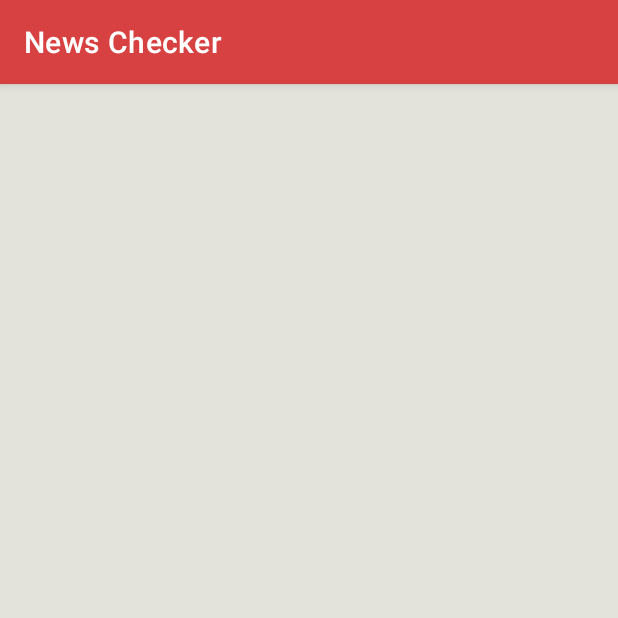
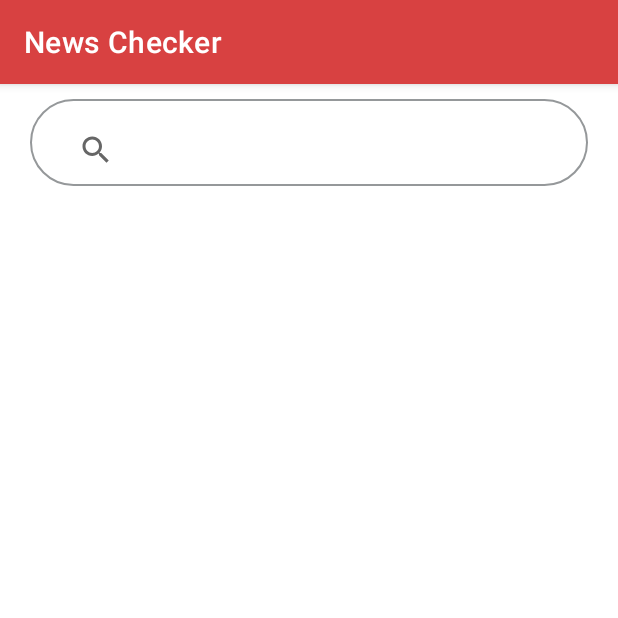
Before and after one commit to Iseke/Hackathon, an Android app: the fragment News_page shown on its own in the app's theme, on a phone screen of 412 x 824 dp, the top half of it. Run offline under Robolectric (Android 15) with nearby library versions, the phone set to English and light mode, and no system bars; our stand-ins replace Volley; network calls fail.

Commit message:
twelfth commit

```diff
--- a/NewsChecker/app/src/main/java/com/example/newschecker/News_page.java
+++ b/NewsChecker/app/src/main/java/com/example/newschecker/News_page.java
@@ -16,6 +16,7 @@ import android.view.View;
 import android.view.ViewGroup;
 import android.widget.AdapterView;
 import android.widget.ListView;
+import android.widget.SearchView;
 import android.widget.Toast;
 
 import com.android.volley.Request;
@@ -47,6 +48,7 @@ public class News_page extends Fragment {
     private String mParam2;
     ArrayList<News> events ;
     RecyclerView rv;
+    private SearchView searchActivity;
     private OnFragmentInteractionListener mListener;
 
     public News_page() {
@@ -79,6 +81,33 @@ public class News_page extends Fragment {
         rv = view.findViewById(R.id.news_list_view);
         rv.setLayoutManager(new LinearLayoutManager(getContext()));
         rv.setHasFixedSize(true);
+        searchActivity=view.findViewById(R.id.search_field);
+
+
+
+
+        rv.addOnItemTouchListener(new RecyclerTouchListener(getContext(), rv, new ClickListener() {
+
+            @Override
+            public void onClick(View view, final int position) {
+
+            }
+            @Override
+            public void onLongClick(View view, int position) {
+                String url = events.get(position).getToUrl();
+                Intent i = new Intent(Intent.ACTION_VIEW);
+                i.setData(Uri.parse(url));
+                startActivity(i);
+
+            }
+        }));
+
+        return view;
+    }
+
+    @Override
+    public void onStart() {
+        super.onStart();
         final String Url="http://192.168.43.76:8000/api/news/";
 
         RequestQueue requestQueue= Volley.newRequestQueue(getContext());
@@ -115,7 +144,7 @@ public class News_page extends Fragment {
                                 e.printStackTrace();
                             }
                             events.add(new News(pagefrom,photolink,title,newslink ));
-                         }
+                        }
                         TempAdapter adapter = new TempAdapter(events);
                         rv.setAdapter(adapter);
                     }
@@ -129,28 +158,36 @@ public class News_page extends Fragment {
                     }
                 });
         requestQueue.add(jsonArrayRequest);
+        if(searchActivity!=null){
+            searchActivity.setOnQueryTextListener(new SearchView.OnQueryTextListener() {
+                @Override
+                public boolean onQueryTextSubmit(String query) {
+                    return false;
+                }
 
+                @Override
+                public boolean onQueryTextChange(String newText) {
+                    search(newText.toLowerCase());
+                    return true;
 
+                }
+            });
+        }
+    }
 
+    private void search(String str) {
+        ArrayList<News> mylist=new ArrayList<>();
+        for(News object:events){
+            if(object.getTitle().toLowerCase().contains(str)||object.getFrom().toLowerCase().contains(str)){
+                mylist.add(object);
+            }
+        }
 
-        rv.addOnItemTouchListener(new RecyclerTouchListener(getContext(), rv, new ClickListener() {
+        TempAdapter adapterClass=new TempAdapter(mylist);
+        rv.setAdapter(adapterClass);
 
-            @Override
-            public void onClick(View view, final int position) {
+    }
 
-            }
-            @Override
-            public void onLongClick(View view, int position) {
-                String url = events.get(position).getToUrl();
-                Intent i = new Intent(Intent.ACTION_VIEW);
-                i.setData(Uri.parse(url));
-                startActivity(i);
-
-            }
-        }));
-
-        return view;
-    }
     public static JSONArray objectToJSONArray(Object object){
         Object json = null;
         JSONArray jsonArray = null;
--- a/NewsChecker/app/src/main/java/com/example/newschecker/TempAdapter.java
+++ b/NewsChecker/app/src/main/java/com/example/newschecker/TempAdapter.java
@@ -36,6 +36,7 @@ public class TempAdapter  extends RecyclerView.Adapter<TempAdapter.MyViewHolder
         LoadImage loadImage=new LoadImage(myViewHolder.iv);
         loadImage.execute(url);
         myViewHolder.title.setText(news.get(position).getTitle());
+        myViewHolder.from.setText(news.get(position).getFrom());
     }
 
 
@@ -46,11 +47,13 @@ public class TempAdapter  extends RecyclerView.Adapter<TempAdapter.MyViewHolder
 
     class MyViewHolder extends RecyclerView.ViewHolder {
         ImageView iv;
-        TextView title;
+        TextView title,from;
+
         public MyViewHolder(@NonNull View itemView) {
             super(itemView);
             iv = itemView.findViewById(R.id.news_info_image_view);
             title = itemView.findViewById(R.id.news_info_title);
+            from=itemView.findViewById(R.id.news_info_from);
         }
     }
     private class LoadImage extends AsyncTask<String,Void, Bitmap> {
--- a/NewsChecker/app/src/main/res/layout/fragment_news_page.xml
+++ b/NewsChecker/app/src/main/res/layout/fragment_news_page.xml
@@ -1,17 +1,34 @@
 <?xml version="1.0" encoding="utf-8"?>
-<FrameLayout xmlns:android="http://schemas.android.com/apk/res/android"
+<RelativeLayout xmlns:android="http://schemas.android.com/apk/res/android"
     xmlns:tools="http://schemas.android.com/tools"
     android:layout_width="match_parent"
     android:layout_height="match_parent"
     android:id="@+id/fragment_news_page"
-    android:background="#e4e3db"
+    android:background="#ffff"
     tools:context=".News_page">
+    <SearchView
+        android:id="@+id/search_field"
+        android:layout_width="match_parent"
+        android:layout_height="wrap_content"
+        android:layout_marginRight="20dp"
+        android:layout_marginLeft="20dp"
+        android:layout_marginTop="10dp"
+        android:background="@drawable/search_layout"
+        android:hint="Search here"
+        android:inputType="textPersonName"
+        android:paddingLeft="20dp"
+        android:paddingRight="20dp"
+        android:paddingTop="10dp"
+        android:textColor="#999999"
+        android:textSize="16sp" />
 
     <!-- TODO: Update blank fragment layout -->
     <android.support.v7.widget.RecyclerView
         android:id="@+id/news_list_view"
         android:layout_width="match_parent"
-        android:layout_height="wrap_content" />
+        android:layout_height="wrap_content"
+        android:layout_below="@+id/search_field"
+        android:layout_marginTop="10dp" />
 
 
-</FrameLayout>
+</RelativeLayout>
--- a/NewsChecker/app/src/main/res/menu/bottom_nav_menu.xml
+++ b/NewsChecker/app/src/main/res/menu/bottom_nav_menu.xml
@@ -3,11 +3,11 @@
     <item
         android:id="@+id/navigation_home"
         android:icon="@drawable/ic_home_black_24dp"
-        android:title="feed"/>
+        android:title="News"/>
     <item
         android:id="@+id/navigation_dashboard"
         android:icon="@drawable/ic_dashboard_black_24dp"
-        android:title="events"/>
+        android:title="Create"/>
     <!--
     <item
         android:id="@+id/navigation_notifications"
--- a/NewsChecker/app/src/main/res/values/strings.xml
+++ b/NewsChecker/app/src/main/res/values/strings.xml
@@ -10,5 +10,6 @@
     <string name="pick_key_words">Key words with comma</string>
     <string name="pick_create">Create New</string>
     <string name="pick_download">Download</string>
+    <string name="nur_kz">nur.kz</string>
 
 </resources>
```
Also changed, not shown: NewsChecker/app/src/main/res/layout/news_info.xml (+16 -2 lines).
